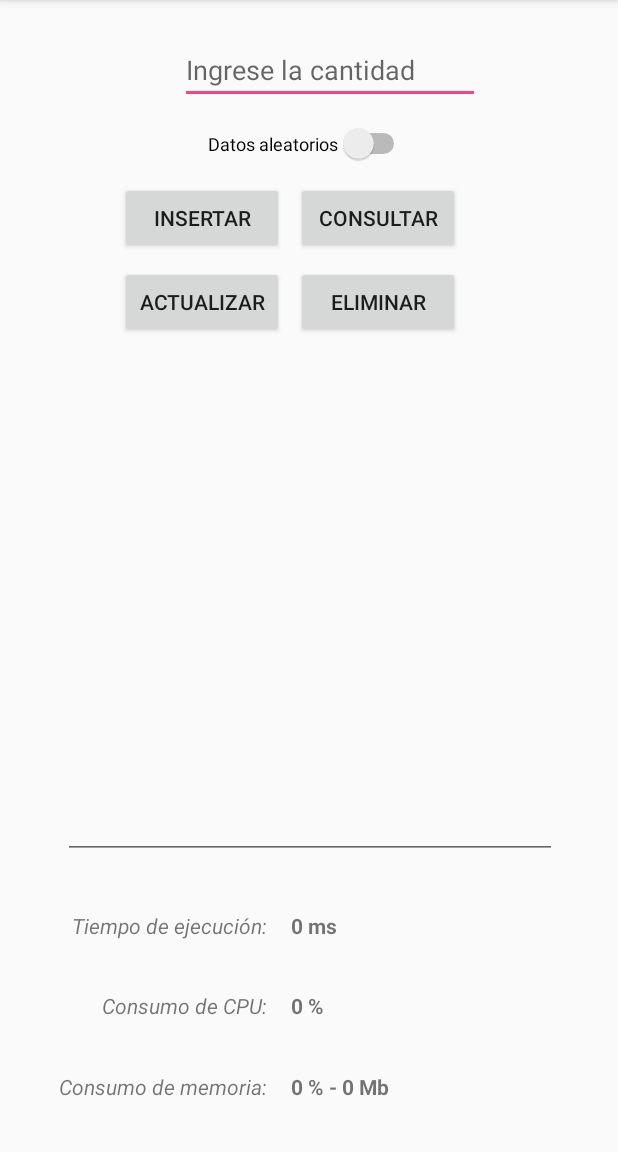
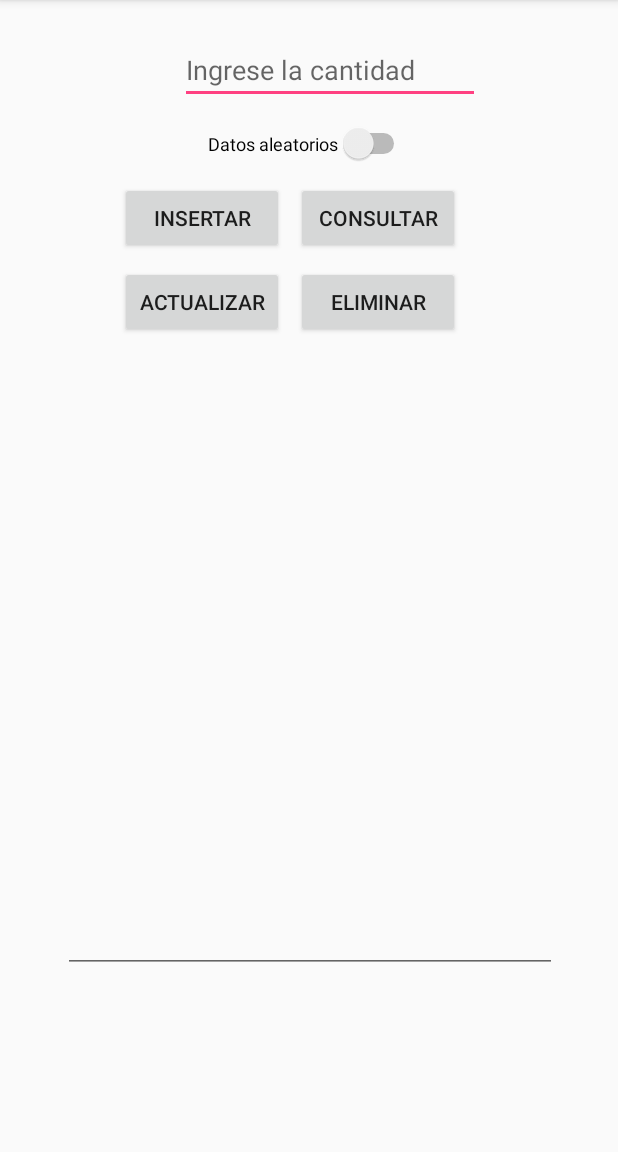
Before and after one commit to dianaRita/sugarapp_test1, an Android app: the screen it shows after launch (MainActivity), on a phone screen of 412 x 824 dp, the part 84-1236 px from its top. Run offline under Robolectric (Android 15) with nearby library versions, the phone set to English and light mode, and no system bars; libraries missing offline, so code that uses them is left out: com.orm.

Commit message:
analisis de memoria, insertarAleatorio, muestraResul en controlador

```diff
--- a/app/src/main/java/application/app/com/sugarapp_test1/MainActivity.java
+++ b/app/src/main/java/application/app/com/sugarapp_test1/MainActivity.java
@@ -13,8 +13,6 @@ public class MainActivity extends AppCompatActivity {
     private TextView tCant, tCnsl;
     private ProgressBar prgrs;
     private Switch swtch;
-    private TextView tMem;
-
 
     @Override
     protected void onCreate(Bundle savedInstanceState) {
@@ -26,8 +24,6 @@ public class MainActivity extends AppCompatActivity {
         this.btnElim = findViewById(R.id.btnElim);
         this.prgrs = findViewById(R.id.prgrs);
         this.swtch = findViewById(R.id.swch);
-        this.tMem = findViewById(R.id.tvwMem);
-
 
         this.tCant = findViewById(R.id.tCant);
         this.tCnsl = findViewById(R.id.tCnsl);
@@ -35,8 +31,6 @@ public class MainActivity extends AppCompatActivity {
         new Controlador(this);
 
     }
-
-
 
     public Button getBtnIns() {
         return btnIns;
@@ -66,5 +60,4 @@ public class MainActivity extends AppCompatActivity {
 
     public Switch getSwtch() { return swtch; }
 
-    public TextView gettMem() { return tMem; }
 }
--- a/app/src/main/java/application/app/com/sugarapp_test1/daoEntity/Datos.java
+++ b/app/src/main/java/application/app/com/sugarapp_test1/daoEntity/Datos.java
@@ -5,7 +5,6 @@ import com.orm.dsl.Table;
 
 import java.util.Date;
 
-@Table(name="datos")
 public class Datos extends SugarRecord {
 
     private Integer integer;
--- a/app/src/main/res/layout/activity_main.xml
+++ b/app/src/main/res/layout/activity_main.xml
@@ -77,7 +77,7 @@
     <EditText
         android:id="@+id/tCnsl"
         android:layout_width="329dp"
-        android:layout_height="159dp"
+        android:layout_height="303dp"
         android:layout_marginBottom="8dp"
         android:layout_marginEnd="8dp"
         android:layout_marginLeft="8dp"
@@ -85,88 +85,14 @@
         android:layout_marginStart="8dp"
         android:layout_marginTop="8dp"
         android:ems="10"
-        android:inputType="textMultiLine"
+        android:focusable="false"
+        android:inputType="none"
+        android:textSize="11sp"
         app:layout_constraintBottom_toBottomOf="parent"
         app:layout_constraintEnd_toEndOf="parent"
         app:layout_constraintHorizontal_bias="0.512"
         app:layout_constraintStart_toStartOf="parent"
-        app:layout_constraintTop_toTopOf="parent"
-        app:layout_constraintVertical_bias="0.684" />
-
-    <TextView
-        android:id="@+id/textView"
-        android:layout_width="150dp"
-        android:layout_height="wrap_content"
-        android:layout_marginLeft="28dp"
-        android:layout_marginStart="28dp"
-        android:gravity="right"
-        android:text="Tiempo de ejecución:"
-        android:textStyle="italic"
-        app:layout_constraintBottom_toTopOf="@+id/textView2"
-        app:layout_constraintStart_toStartOf="parent"
-        app:layout_constraintTop_toBottomOf="@+id/tCnsl" />
-
-    <TextView
-        android:id="@+id/textView2"
-        android:layout_width="150dp"
-        android:layout_height="wrap_content"
-        android:layout_marginLeft="28dp"
-        android:layout_marginStart="28dp"
-        android:gravity="right|end"
-        android:text="Consumo de CPU:"
-        android:textStyle="italic"
-        app:layout_constraintBottom_toTopOf="@+id/textView3"
-        app:layout_constraintStart_toStartOf="parent"
-        app:layout_constraintTop_toBottomOf="@+id/textView" />
-
-    <TextView
-        android:id="@+id/textView3"
-        android:layout_width="150dp"
-        android:layout_height="wrap_content"
-        android:layout_marginLeft="28dp"
-        android:layout_marginStart="28dp"
-        android:gravity="right"
-        android:text="Consumo de memoria:"
-        android:textStyle="italic"
-        app:layout_constraintBottom_toBottomOf="parent"
-        app:layout_constraintStart_toStartOf="parent"
-        app:layout_constraintTop_toBottomOf="@+id/textView2" />
-
-    <TextView
-        android:id="@+id/tvwTiempo"
-        android:layout_width="wrap_content"
-        android:layout_height="wrap_content"
-        android:layout_marginLeft="16dp"
-        android:layout_marginStart="16dp"
-        android:text="0 ms"
-        android:textStyle="bold"
-        app:layout_constraintBottom_toTopOf="@+id/tvwCpu"
-        app:layout_constraintStart_toEndOf="@+id/textView"
-        app:layout_constraintTop_toBottomOf="@+id/tCnsl" />
-
-    <TextView
-        android:id="@+id/tvwCpu"
-        android:layout_width="wrap_content"
-        android:layout_height="wrap_content"
-        android:layout_marginLeft="16dp"
-        android:layout_marginStart="16dp"
-        android:text="0 %"
-        android:textStyle="bold"
-        app:layout_constraintBottom_toTopOf="@+id/tvwMem"
-        app:layout_constraintStart_toEndOf="@+id/textView2"
-        app:layout_constraintTop_toBottomOf="@+id/tvwTiempo" />
-
-    <TextView
-        android:id="@+id/tvwMem"
-        android:layout_width="wrap_content"
-        android:layout_height="wrap_content"
-        android:layout_marginLeft="16dp"
-        android:layout_marginStart="16dp"
-        android:text="0 % - 0 Mb"
-        android:textStyle="bold"
-        app:layout_constraintBottom_toBottomOf="parent"
-        app:layout_constraintStart_toEndOf="@+id/textView3"
-        app:layout_constraintTop_toBottomOf="@+id/tvwCpu" />
+        app:layout_constraintTop_toBottomOf="@+id/btnAct" />
 
     <ProgressBar
         android:id="@+id/prgrs"
```
Also changed, not shown: app/src/main/java/application/app/com/sugarapp_test1/Controlador.java (+71 -27 lines), app/src/main/java/application/app/com/sugarapp_test1/Operador.java (+164 -29 lines), app/src/main/java/application/app/com/sugarapp_test1/anotaciones.txt (+2 -5 lines), 1 other file.
